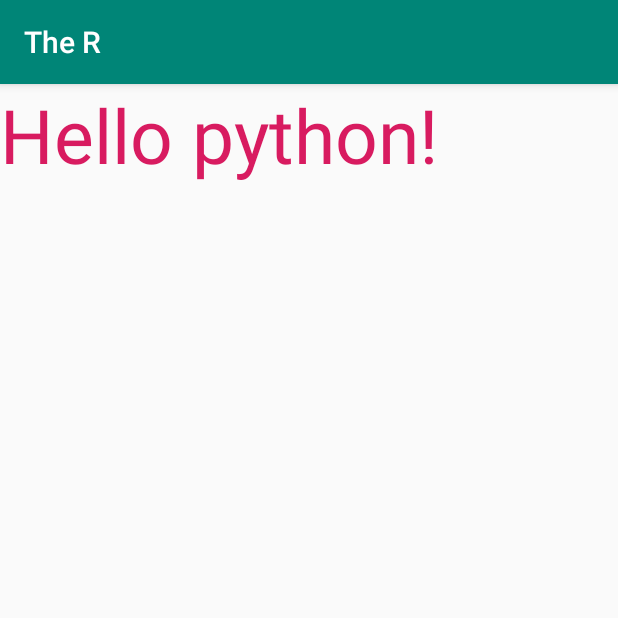
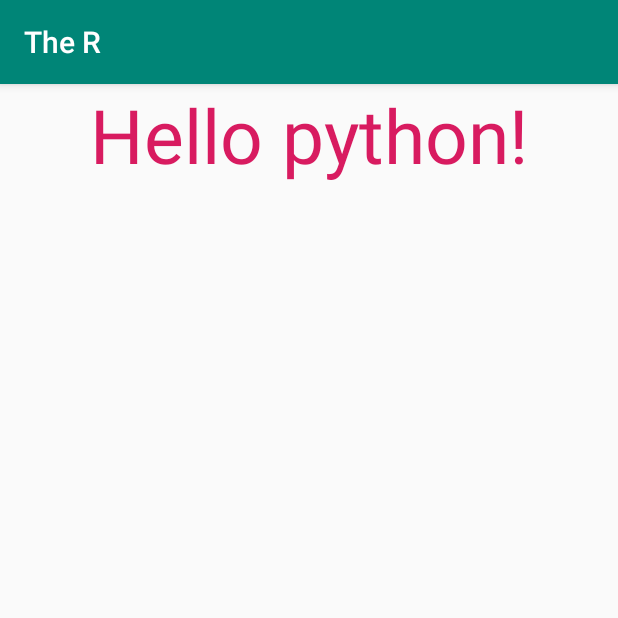
Before and after one commit to proans/TheR, an Android app: the screen it shows after launch (MainActivity), on a phone screen of 412 x 824 dp, the top half of it. Run offline under Robolectric (Android 15) with nearby library versions, the phone set to English and light mode, and no system bars.

Commit message:
Layout Changed to Relative

```diff
--- a/app/src/main/res/layout/activity_main.xml
+++ b/app/src/main/res/layout/activity_main.xml
@@ -1,5 +1,5 @@
 <?xml version="1.0" encoding="utf-8"?>
-<androidx.constraintlayout.widget.ConstraintLayout xmlns:android="http://schemas.android.com/apk/res/android"
+<RelativeLayout xmlns:android="http://schemas.android.com/apk/res/android"
     xmlns:app="http://schemas.android.com/apk/res-auto"
     xmlns:tools="http://schemas.android.com/tools"
     android:layout_width="match_parent"
@@ -9,8 +9,9 @@
     <TextView
         android:layout_width="wrap_content"
         android:layout_height="wrap_content"
+        android:layout_centerHorizontal="true"
         android:text="Hello python!"
         android:textSize="50sp"
         android:textColor="@color/colorAccent"/>
 
-</androidx.constraintlayout.widget.ConstraintLayout>
+</RelativeLayout>
```
